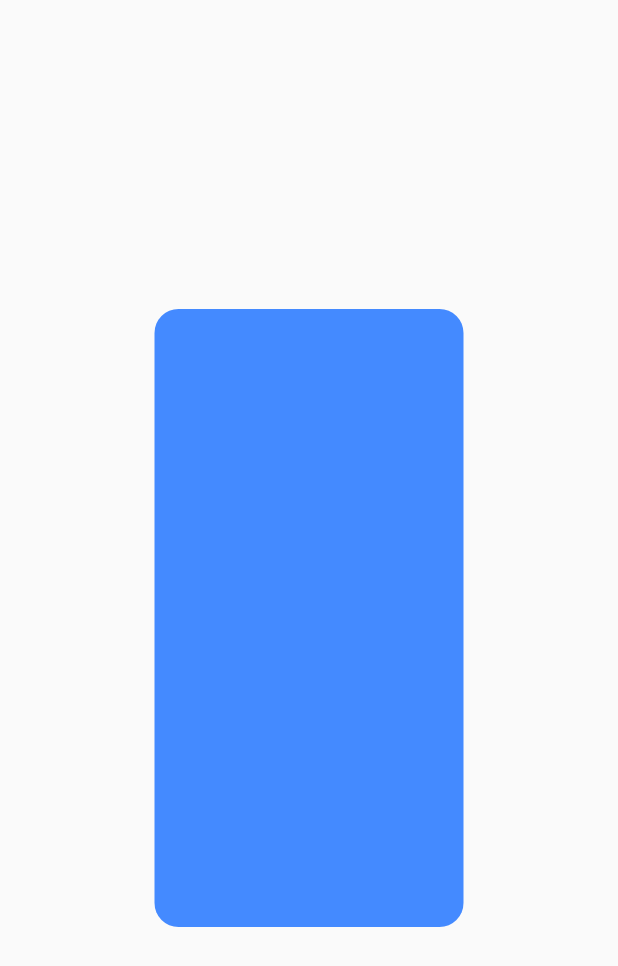
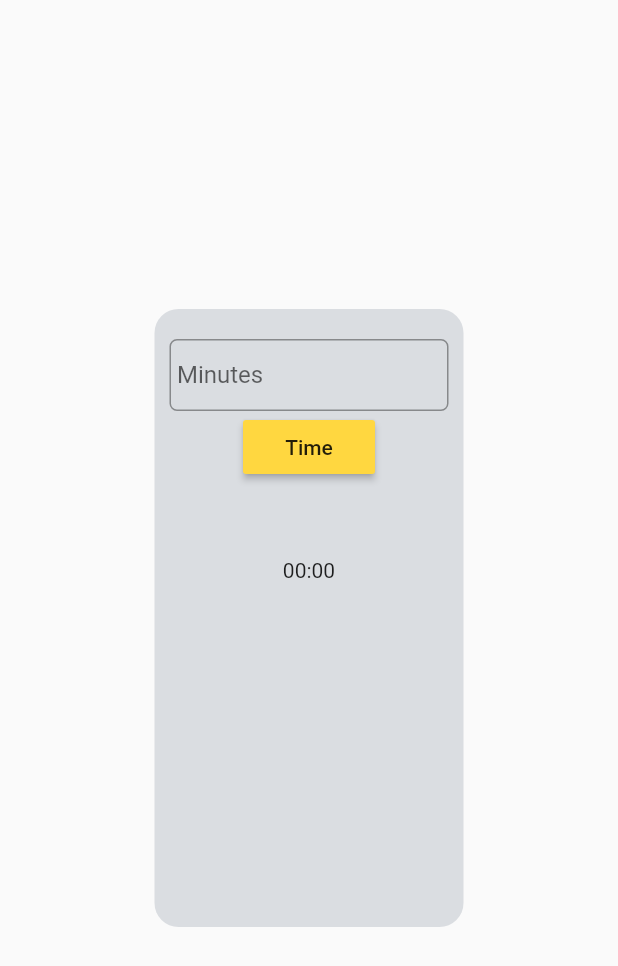
Before and after one commit to Fzappyy/Cena_Pomodoro_App, a Flutter app: the screen it shows after launch, on a phone screen of 412 x 824 dp. Shown: the top 966 px of the screen. Run offline on Flutter 3.47's test engine with Material 2 defaults, Android fonts, the phone set to English and light mode, and no system bars.

Commit message:
No design yet, user can input time and start timer

```diff
--- a/lib/screens/home_screen.dart
+++ b/lib/screens/home_screen.dart
@@ -1,10 +1,42 @@
+import 'dart:async';
+
 import 'package:flutter/material.dart';
 
-class HomeScreen extends StatelessWidget {
+class HomeScreen extends StatefulWidget {
   const HomeScreen({super.key});
 
   @override
+  State<HomeScreen> createState() => _HomeScreenState();
+}
+
+class _HomeScreenState extends State<HomeScreen> {
+  Timer? countDown;
+  Duration userMinutes = const Duration(minutes: 0);
+  void startTime() {
+    countDown = Timer.periodic(
+      const Duration(seconds: 1),
+      (timer) => setCountDown(),
+    );
+  }
+
+  void setCountDown() {
+    const reduceSeconds = 1;
+    setState(() {
+      final seconds = userMinutes.inSeconds - reduceSeconds;
+      if (seconds < 0) {
+        countDown!.cancel();
+      } else {
+        userMinutes = Duration(seconds: seconds);
+      }
+    });
+  }
+
+  @override
   Widget build(BuildContext context) {
+    String strDigits(int n) => n.toString().padLeft(2, '0');
+    final minutes = strDigits(userMinutes.inMinutes.remainder(60));
+    final seconds = strDigits(userMinutes.inSeconds.remainder(60));
+    TextEditingController controller = TextEditingController();
     return SafeArea(
         child: Scaffold(
       body: Center(
@@ -13,7 +45,41 @@ class HomeScreen extends StatelessWidget {
           width: MediaQuery.of(context).size.width * .5,
           decoration: BoxDecoration(
               borderRadius: BorderRadius.circular(16),
-              color: Colors.blueAccent),
+              color: const Color.fromARGB(255, 218, 221, 225)),
+          child: Column(children: [
+            const SizedBox(
+              height: 20,
+            ),
+            Padding(
+              padding: const EdgeInsets.symmetric(horizontal: 10),
+              child: TextField(
+                controller: controller,
+                decoration: InputDecoration(
+                  contentPadding: const EdgeInsets.all(5),
+                  border: OutlineInputBorder(
+                    borderRadius: BorderRadius.circular(5),
+                  ),
+                  labelText: 'Minutes',
+                ),
+              ),
+            ),
+            MaterialButton(
+              onPressed: () {
+                setState(() {
+                  int timeMinutes = 0;
+                  timeMinutes = int.parse(controller.text);
+                  userMinutes = Duration(minutes: timeMinutes);
+                  startTime();
+                });
+              },
+              color: Colors.amberAccent,
+              child: const Text('Time'),
+            ),
+            const SizedBox(
+              height: 50,
+            ),
+            Text('$minutes:$seconds'),
+          ]),
         ),
       ),
     ));
```
